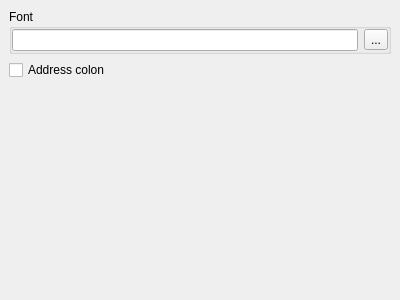
Old version of the form xhexviewoptionswidget.ui in the repository horsicq/XHexView.
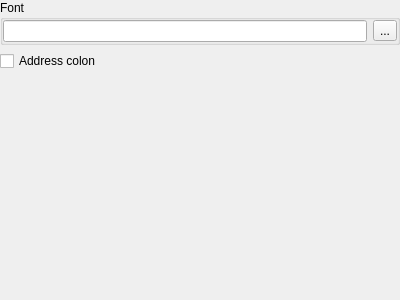
New version of the form.

Patch:
```diff
--- a/xhexviewoptionswidget.ui
+++ b/xhexviewoptionswidget.ui
@@ -47,6 +47,18 @@
        </rect>
       </property>
       <layout class="QVBoxLayout" name="verticalLayout_2">
+       <property name="leftMargin">
+        <number>0</number>
+       </property>
+       <property name="topMargin">
+        <number>0</number>
+       </property>
+       <property name="rightMargin">
+        <number>0</number>
+       </property>
+       <property name="bottomMargin">
+        <number>0</number>
+       </property>
        <item>
         <widget class="QGroupBox" name="groupBoxHexFont">
          <property name="title">
```
